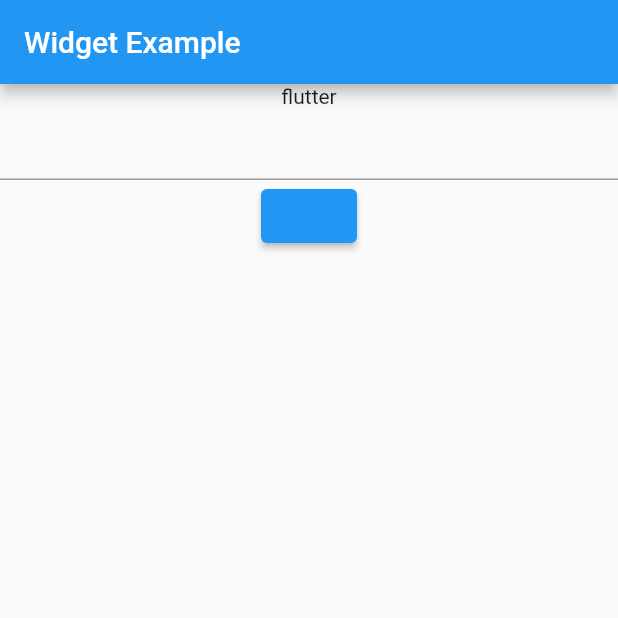
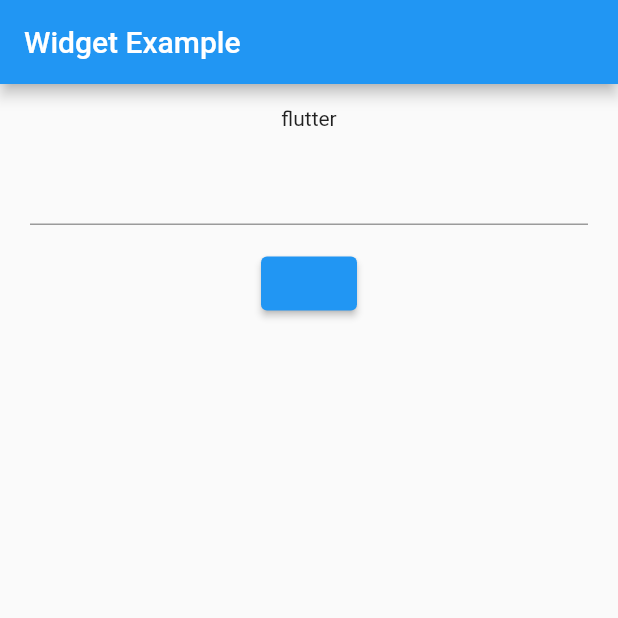
Before and after one commit to yeyoung8805/Flutter-Calculator, a Flutter app: the screen it shows after launch, on a phone screen of 412 x 824 dp, the top half of it. Run offline on Flutter 3.47's test engine with Material 2 defaults, Android fonts, the phone set to English and light mode, and no system bars.

Commit message:
add padding

```diff
--- a/lib/main.dart
+++ b/lib/main.dart
@@ -32,9 +32,18 @@
         child: Center(
           child: Column(
             children: <Widget>[
-              Text('flutter'),
-              TextField(),
-              ElevatedButton(child: const Text(''), onPressed: () {})
+              Padding(
+                padding: EdgeInsets.all(15),
+                child: Text('flutter'),
+              ),
+              Padding(
+                padding: EdgeInsets.only(left: 20, right: 20),
+                child: TextField(),
+              ),
+              Padding(
+                  padding: EdgeInsets.all(15),
+                  child:
+                      ElevatedButton(child: const Text(''), onPressed: () {}))
             ],
           ),
         ),
```
